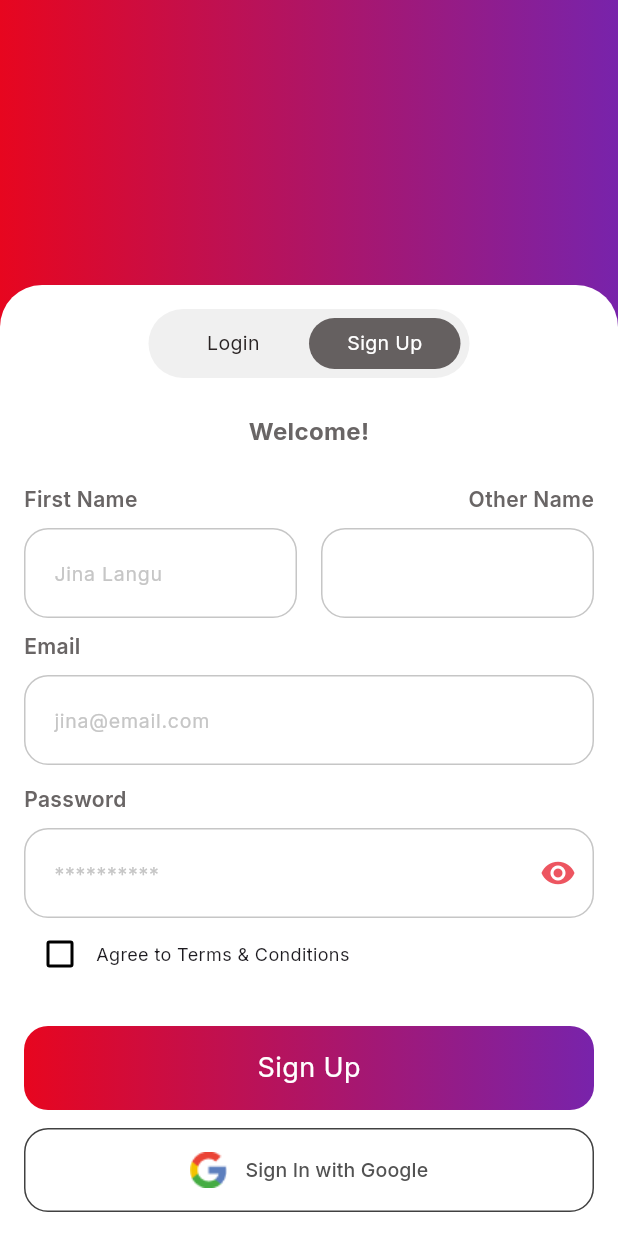
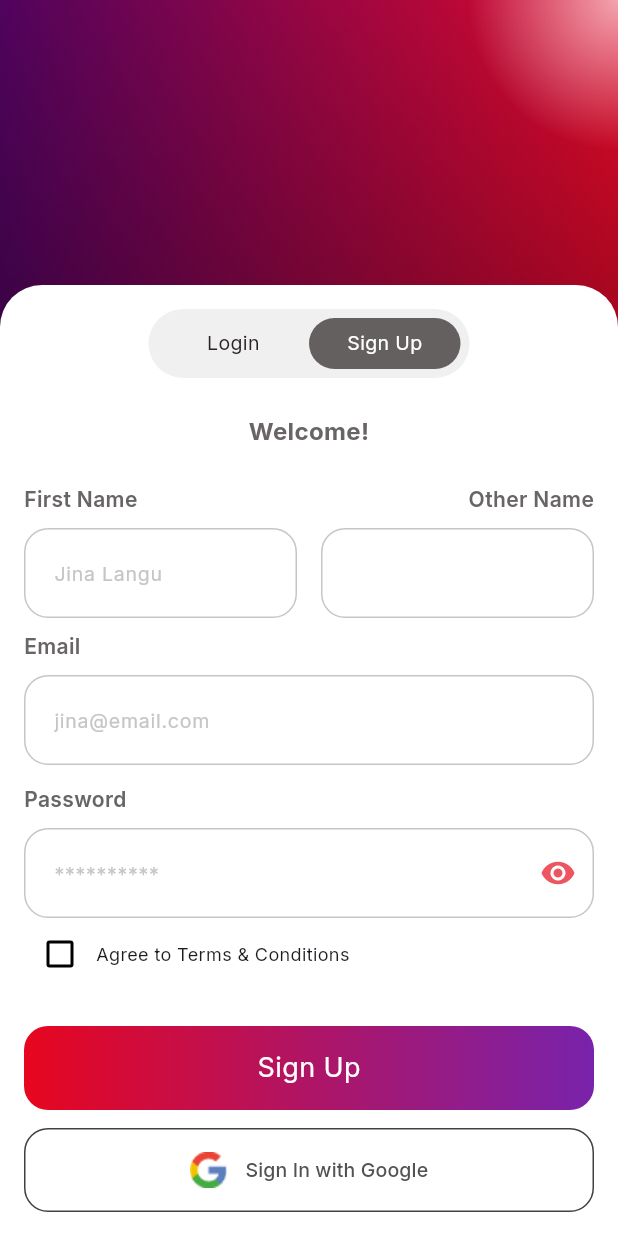
Before and after one commit to enock-kibet/wc-sports-app-coastal, a Flutter app: the SignUpPage screen opened by its route, on a phone screen of 412 x 824 dp. Run offline on Flutter 3.47's test engine with Material 3 defaults, Android fonts, the phone set to English and light mode, and no system bars; our stand-ins replace cached_network_image, cookie_jar, dio, dio_cookie_manager, easy_date_timeline, file_picker and 16 more; missing offline and left inert: auto_height_grid_view, flutter_polyline_points, flutter_stripe, talker_dio_logger; accounts and stored records are empty; network calls fail.

```diff
--- a/lib/features/auth/login_page2.dart
+++ b/lib/features/auth/login_page2.dart
@@ -264,13 +264,13 @@ CustomTextField(bool isEmail, String hintText,{final TextEditingController? cont
                                         : Icons.visibility_off,
                                     color: AppColors.primaryColor,
                                   ),
-                                ):SizedBox(),
+                                ):const SizedBox(),
         enabledBorder: OutlineInputBorder(
             borderRadius: BorderRadius.circular(kMedium),
-            borderSide: BorderSide(color: Color(0xFFC6C6C6))),
+            borderSide: const BorderSide(color: Color(0xFFC6C6C6))),
         filled: false,
         hintText: hintText,
-        hintStyle: TextStyle(fontSize: 13, color: Color(0xFFC6C6C6)),
+        hintStyle: const TextStyle(fontSize: 13, color: Color(0xFFC6C6C6)),
         focusedBorder: OutlineInputBorder(
             borderRadius: BorderRadius.circular(kMedium),
             borderSide: BorderSide(color: AppColors.primaryColor))),
--- a/lib/features/auth/otp_page.dart
+++ b/lib/features/auth/otp_page.dart
@@ -17,6 +17,7 @@ class OtpPage extends StatelessWidget {
       bottomSheet: SingleChildScrollView(
         child: Padding(padding: EdgeInsets.symmetric(horizontal: kLarge,vertical: kMedium),
           child: Column(
+            mainAxisSize: MainAxisSize.min,
             children: [
               Text('One Time Password Verification',style: TextStyle(fontSize: kMedium,fontWeight: FontWeight.bold),),
               SizedBox(height: 20,),
--- a/lib/features/auth/sign_up_page.dart
+++ b/lib/features/auth/sign_up_page.dart
@@ -3,6 +3,7 @@ import 'package:flutter/foundation.dart';
 import 'package:flutter/material.dart';
 import 'package:flutter_bloc/flutter_bloc.dart';
 import 'package:go_router/go_router.dart';
+import 'package:sports_app/common/app_background.dart';
 import 'package:sports_app/common/mixin/input_validation_mixin.dart';
 import 'package:sports_app/data/services/service.dart';
 import 'package:sports_app/features/app/blocs/auth/auth_bloc.dart';
@@ -91,19 +92,7 @@ class _SignUpPageState extends State<SignUpPage> with InputValidationMixin {
           }
         },
         builder: (context, state) {
-          return Container(
-            height: double.infinity,
-            width: double.infinity,
-            decoration: BoxDecoration(
-                gradient: LinearGradient(
-              begin: Alignment.centerLeft,
-              end: Alignment.centerRight,
-              colors: [
-                AppColors.defaultAppRed,
-                AppColors.defaultAppPurple,
-              ],
-            )),
-          );
+          return AppBackground();
         },
       ),
       bottomSheet: SingleChildScrollView(
@@ -113,40 +102,34 @@ class _SignUpPageState extends State<SignUpPage> with InputValidationMixin {
             return Container(
               padding: EdgeInsets.all(kMedium),
               width: double.infinity,
-              height: 634,
               child: Form(
                 key: _registerFormKey,
                 child: Column(
+                  mainAxisSize: MainAxisSize.min,
                   children: [
                     LoginSignUpSwitch(context, false),
-                    SizedBox(
-                      height: kLarge,
-                    ),
-                    Text(
+                    const SizedBox(height: kLarge),
+                    const Text(
                       "Welcome!",
                       style: TextStyle(
                           fontSize: kMedium,
                           fontWeight: FontWeight.bold,
                           color: Color(0xFF696565)),
                     ),
-                    SizedBox(
-                      height: kLarge,
-                    ),
+                    const SizedBox(height: kLarge),
                     Row(
                       children: [
                         Expanded(
                             child: Column(
                           children: [
-                            Align(
+                            const Align(
                                 alignment: Alignment.centerLeft,
                                 child: Text("First Name",
                                     style: TextStyle(
                                         fontSize: 14,
                                         fontWeight: FontWeight.w600,
                                         color: Color(0xFF696565)))),
-                            SizedBox(
-                              height: 9,
-                            ),
+                            const SizedBox(height: 9),
                             CustomTextField(true, "Jina Langu",controller: _firstNameController,
                                       validator: combine([
                                         withMessage('Name is empty', isTextEmpty),
@@ -160,14 +143,14 @@ class _SignUpPageState extends State<SignUpPage> with InputValidationMixin {
                         Expanded(
                             child: Column(
                           children: [
-                            Align(
+                            const Align(
                                 alignment: Alignment.centerRight,
                                 child: Text("Other Name",
                                     style: TextStyle(
                                         fontSize: 14,
                                         fontWeight: FontWeight.w600,
                                         color: Color(0xFF696565)))),
-                            SizedBox(
+                            const SizedBox(
                               height: 9,
                             ),
                             CustomTextField(true, "",controller: _lastNameController,
@@ -179,17 +162,17 @@ class _SignUpPageState extends State<SignUpPage> with InputValidationMixin {
                         ))
                       ],
                     ),
-                    SizedBox(
+                    const SizedBox(
                       height: 9,
                     ),
-                    Align(
+                    const Align(
                         alignment: Alignment.centerLeft,
                         child: Text("Email",
                             style: TextStyle(
                                 fontSize: 14,
                                 fontWeight: FontWeight.w600,
                                 color: Color(0xFF696565)))),
-                    SizedBox(
+                    const SizedBox(
                       height: 9,
                     ),
                     CustomTextField(true, "jina@email.com",controller: _emailController,
@@ -197,17 +180,17 @@ class _SignUpPageState extends State<SignUpPage> with InputValidationMixin {
                                         withMessage('Email is empty', isTextEmpty),
                                         withMessage('Email is invalid', isInvalidEmail)
                                       ]),),
-                    SizedBox(
+                    const SizedBox(
                       height: 13,
                     ),
-                    Align(
+                    const Align(
                         alignment: Alignment.centerLeft,
                         child: Text("Password",
                             style: TextStyle(
                                 fontSize: 14,
                                 fontWeight: FontWeight.w600,
                                 color: Color(0xFF696565)))),
-                    SizedBox(
+                    const SizedBox(
                       height: 9,
                     ),
                     CustomTextField(false, "**********",controller: _passwordController,
@@ -221,13 +204,13 @@ class _SignUpPageState extends State<SignUpPage> with InputValidationMixin {
                     Row(
                       children: [
                         Checkbox(value: false, onChanged: (onChanged) {}),
-                        Text(
+                        const Text(
                           'Agree to Terms & Conditions',
                           style: TextStyle(fontSize: 12),
                         )
                       ],
                     ),
-                    SizedBox(
+                    const SizedBox(
                       height: kLarge,
                     ),
                     GestureDetector(
```
Also changed, not shown: assets/images/onboardingImage2.png (added), 1 other file.
